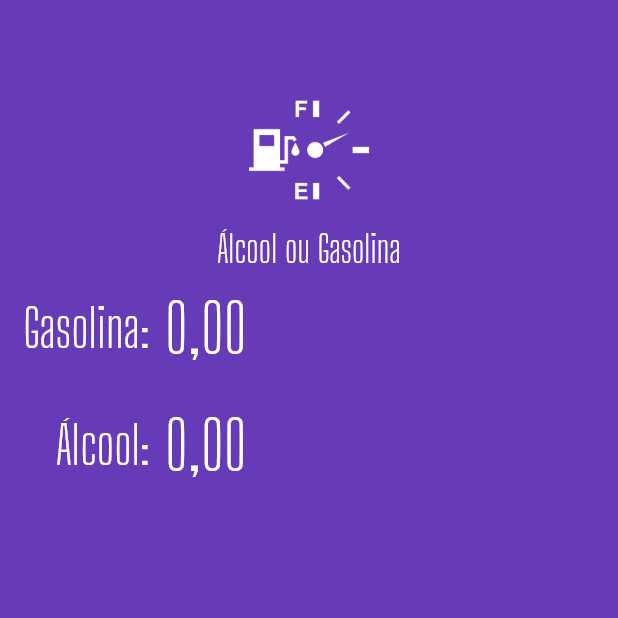
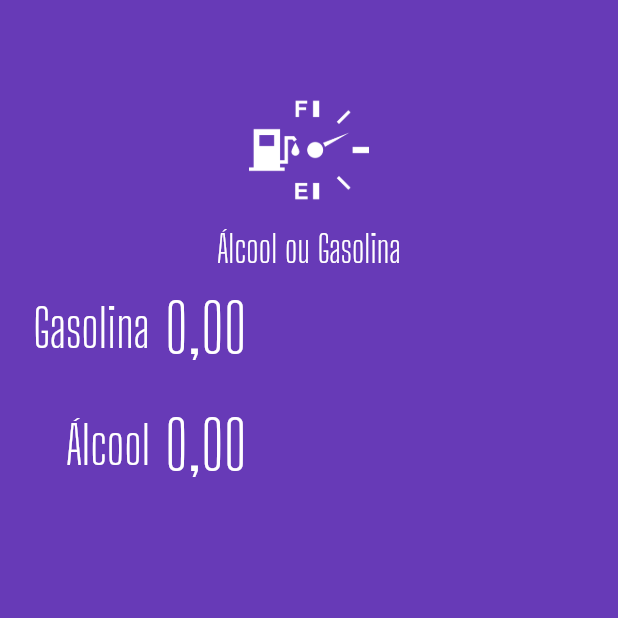
Before and after one commit to theemployee6-dev/alcool_ou_gasolina, a Flutter app: the screen it shows after launch, on a phone screen of 412 x 824 dp, the top half of it. Run offline on Flutter 3.47's test engine with Material 2 defaults, Android fonts, the light colour scheme and no system bars; our stand-ins replace flutter_masked_text2.

Commit message:
criei o widget input

```diff
--- a/lib/main.dart
+++ b/lib/main.dart
@@ -1,5 +1,6 @@
 import 'dart:ui';
 
+import 'package:alcool_ou_gasolina/widgets/input.widget.dart';
 import 'package:flutter_masked_text2/flutter_masked_text2.dart';
 
 import 'widgets/logo.widget.dart';
@@ -38,70 +39,8 @@ class HomePage extends StatelessWidget {
         child: ListView(
           children: [
             const Logo(),
-            Column(
-              children: [
-                Row(
-                  children: [
-                    Container(
-                      width: 100.0,
-                      alignment: Alignment.centerRight,
-                      child: const Text(
-                        'Gasolina:',
-                        style: TextStyle(
-                            color: Colors.white,
-                            fontSize: 35,
-                            fontFamily: "Big Shoulders Display"),
-                      ),
-                    ),
-                    const SizedBox(width: 10),
-                    Expanded(
-                      child: TextFormField(
-                        controller: _gasCtrl,
-                        keyboardType: TextInputType.number,
-                        style: const TextStyle(
-                          color: Colors.white,
-                          fontSize: 45.0,
-                          fontFamily: "Big Shoulders Display",
-                        ),
-                        decoration: const InputDecoration(
-                          border: InputBorder.none,
-                        ),
-                      ),
-                    ),
-                  ],
-                ),
-                Row(
-                  children: [
-                    Container(
-                      width: 100.0,
-                      alignment: Alignment.centerRight,
-                      child: const Text(
-                        'Álcool:',
-                        style: TextStyle(
-                            color: Colors.white,
-                            fontSize: 35,
-                            fontFamily: "Big Shoulders Display"),
-                      ),
-                    ),
-                    const SizedBox(width: 10),
-                    Expanded(
-                      child: TextFormField(
-                        controller: _alcCtrl,
-                        keyboardType: TextInputType.number,
-                        style: const TextStyle(
-                          color: Colors.white,
-                          fontSize: 45.0,
-                          fontFamily: "Big Shoulders Display",
-                        ),
-                        decoration: const InputDecoration(
-                          border: InputBorder.none,
-                        ),
-                      ),
-                    ),
-                  ],
-                ),
-              ],
-            ),
+            Input(label: 'Gasolina', ctrl: _gasCtrl),
+            Input(label: 'Álcool', ctrl: _alcCtrl),
           ],
         ),
       ),
--- /dev/null
+++ b/lib/widgets/input.widget.dart
@@ -0,0 +1,42 @@
+import 'package:flutter/material.dart';
+import 'package:flutter_masked_text2/flutter_masked_text2.dart';
+
+class Input extends StatelessWidget {
+  var label = '';
+  var ctrl = MoneyMaskedTextController();
+  Input({Key? key, required this.label, required this.ctrl}) : super(key: key);
+
+  @override
+  Widget build(BuildContext context) {
+    return Row(
+      children: [
+        Container(
+          width: 100.0,
+          alignment: Alignment.centerRight,
+          child: Text(
+            label,
+            style: const TextStyle(
+                color: Colors.white,
+                fontSize: 35,
+                fontFamily: "Big Shoulders Display"),
+          ),
+        ),
+        const SizedBox(width: 10),
+        Expanded(
+          child: TextFormField(
+            controller: ctrl,
+            keyboardType: TextInputType.number,
+            style: const TextStyle(
+              color: Colors.white,
+              fontSize: 45.0,
+              fontFamily: "Big Shoulders Display",
+            ),
+            decoration: const InputDecoration(
+              border: InputBorder.none,
+            ),
+          ),
+        ),
+      ],
+    );
+  }
+}
```
